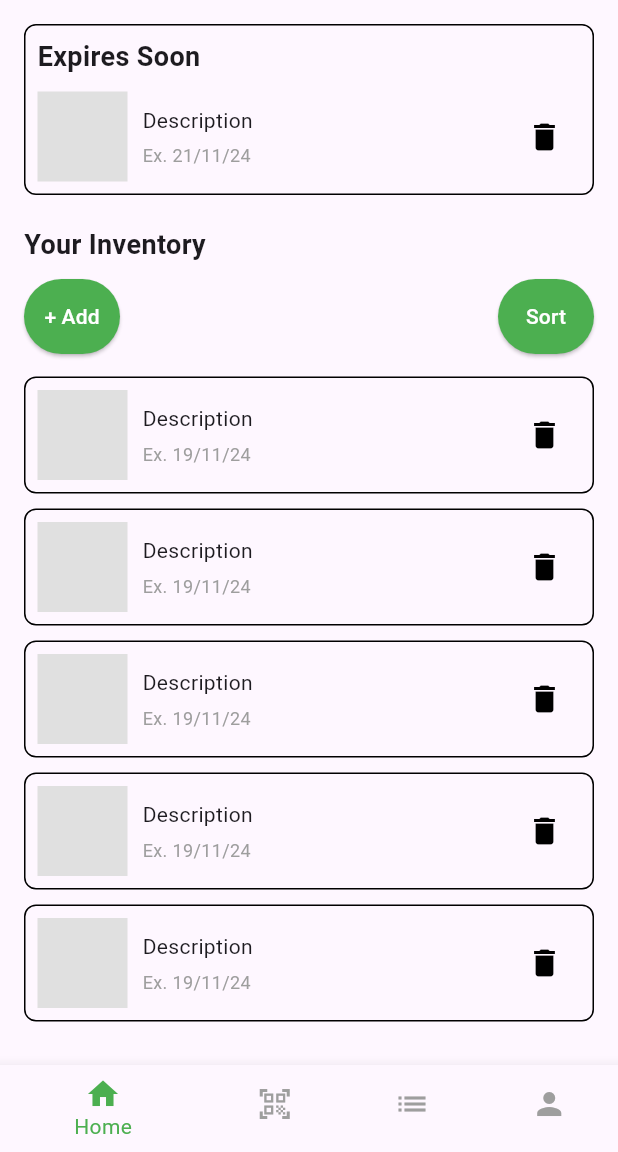
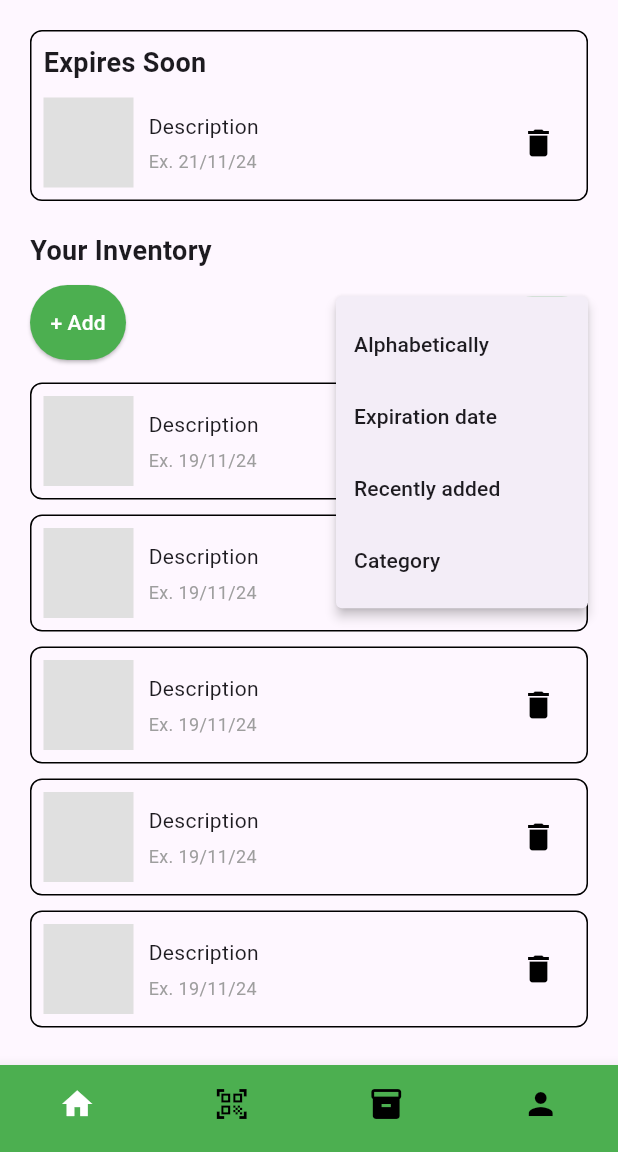
Before and after one commit to ntua-el20123/fridge_mate_app, a Flutter app: the HomePage screen opened directly, after a tap on "Sort", on a phone screen of 412 x 824 dp, the part 84-1236 px from its top. Run offline on Flutter 3.47's test engine with Material 3 defaults, Android fonts, the light colour scheme and no system bars.

Commit message:
modified:   lib/pages/home_page.dart

```diff
--- a/lib/pages/home_page.dart
+++ b/lib/pages/home_page.dart
@@ -1,4 +1,70 @@
 import 'package:flutter/material.dart';
+
+class SortButton extends StatelessWidget {
+  const SortButton({super.key});
+
+  // Handle the selected sort option here
+  void _onSortOptionSelected(String option) {
+    switch (option) {
+      case 'alphabetical':
+        // Handle alphabetical sort
+        break;
+      case 'expiration':
+        // Handle expiration date sort
+        break;
+      case 'recently_added':
+        // Handle recently added sort
+        break;
+      case 'category':
+        // Handle category sort
+        break;
+      default:
+        break;
+    }
+  }
+
+  @override
+  Widget build(BuildContext context) {
+    return PopupMenuButton<String>(
+      onSelected: _onSortOptionSelected,
+      itemBuilder: (BuildContext context) => [
+        const PopupMenuItem(
+          value: 'alphabetical',
+          child: Text('Alphabetically'),
+        ),
+        const PopupMenuItem(
+          value: 'expiration',
+          child: Text('Expiration date'),
+        ),
+        const PopupMenuItem(
+          value: 'recently_added',
+          child: Text('Recently added'),
+        ),
+        const PopupMenuItem(
+          value: 'category',
+          child: Text('Category'),
+        ),
+      ],
+      child: Container(
+        padding: const EdgeInsets.symmetric(vertical: 6, horizontal: 12),
+        decoration: BoxDecoration(
+          color: Colors.green, // Background color
+          borderRadius: BorderRadius.circular(30), // Rounded corners
+        ),
+        child: const Row(
+          mainAxisSize: MainAxisSize.min,
+          children: [
+            Text(
+              'Sort',
+              style: TextStyle(
+                  color: Colors.white, fontSize: 16), // Text color and size
+            ),
+          ],
+        ),
+      ),
+    );
+  }
+}
 
 class HomePage extends StatelessWidget {
   const HomePage({super.key});
@@ -11,11 +77,6 @@ class HomePage extends StatelessWidget {
   // Example method for adding a new item.
   void _onAddItem() {
     // Handle adding a new item
-  }
-
-  // Example method for sorting items.
-  void _onSortItems() {
-    // Handle sorting logic
   }
 
   // Builds the "Expires Soon" section.
@@ -103,16 +164,7 @@ class HomePage extends StatelessWidget {
                   style: TextStyle(color: Colors.white),
                 ),
               ),
-              ElevatedButton(
-                onPressed: _onSortItems,
-                style: ElevatedButton.styleFrom(
-                  backgroundColor: Colors.green,
-                ),
-                child: const Text(
-                  'Sort',
-                  style: TextStyle(color: Colors.white),
-                ),
-              ),
+              const SortButton(),
             ],
           ),
           const SizedBox(height: 10),
@@ -188,7 +240,7 @@ class HomePage extends StatelessWidget {
         backgroundColor: Colors.green,
       ),
       body: Padding(
-        padding: const EdgeInsets.all(16.0),
+        padding: const EdgeInsets.all(20.0),
         child: Column(
           children: [
             _buildExpiringSoonSection(),
@@ -198,19 +250,23 @@ class HomePage extends StatelessWidget {
         ),
       ),
       bottomNavigationBar: BottomNavigationBar(
-        selectedItemColor: Colors.green,
-        unselectedItemColor: Colors.grey,
+        backgroundColor: Colors.green,
+        selectedItemColor: Colors.white,
+        unselectedItemColor: Colors.black,
+        showSelectedLabels: false,
+        showUnselectedLabels: false,
+        type: BottomNavigationBarType.fixed,
         items: const [
           BottomNavigationBarItem(
             icon: Icon(Icons.home),
-            label: 'Home',
+            label: 'Home', // Selected label
           ),
           BottomNavigationBarItem(
             icon: Icon(Icons.qr_code_scanner),
             label: 'Scan',
           ),
           BottomNavigationBarItem(
-            icon: Icon(Icons.list),
+            icon: Icon(Icons.inventory),
             label: 'Inventory',
           ),
           BottomNavigationBarItem(
```
